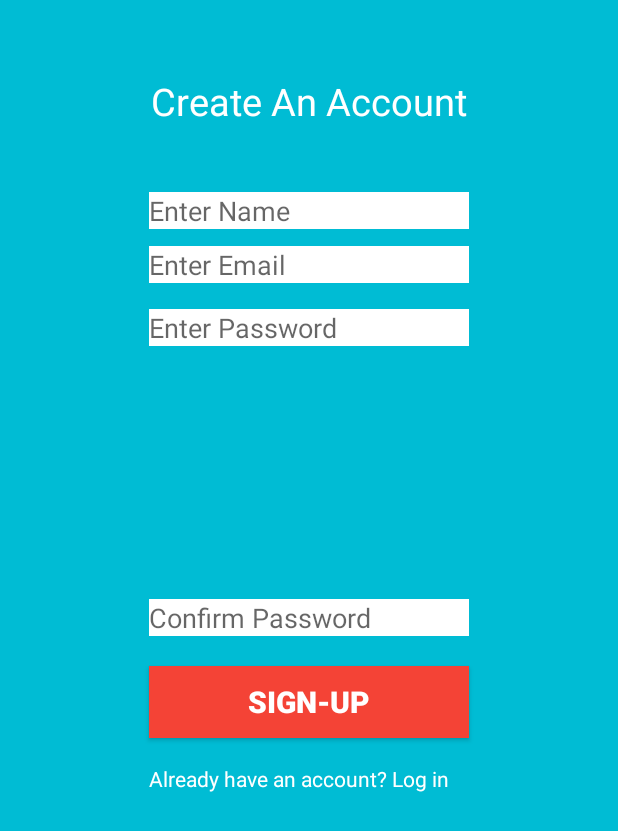
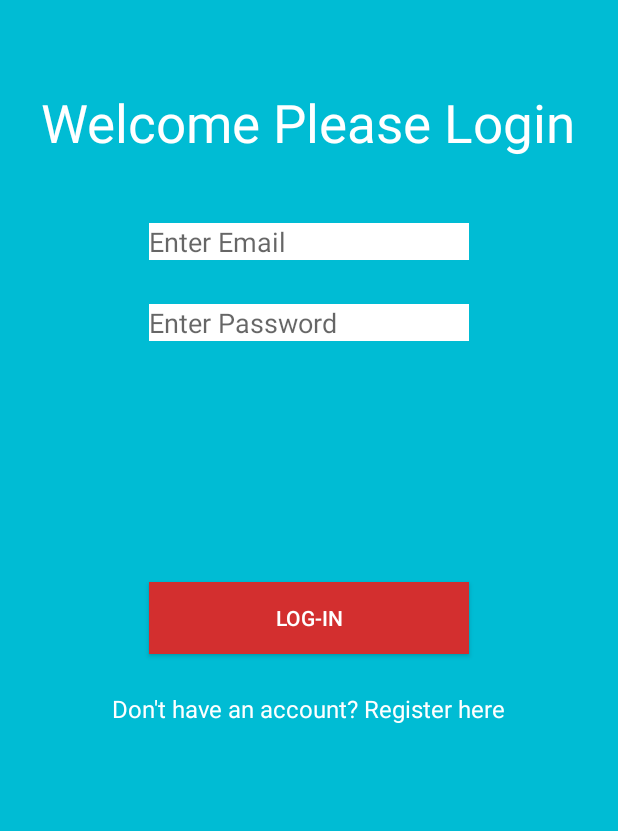
Before and after one commit to andrewfishersb/Stockipy-Android-App, an Android app: the screen it shows after launch (CreateAccountActivity before the commit, LoginActivity after it), on a phone screen of 412 x 824 dp. Shown: the top 831 px of the screen. Run offline under Robolectric (Android 15) with nearby library versions, the phone set to English and light mode, and no system bars; our stand-ins replace ButterKnife.

Commit message:
create login page, link login page to create an account page

```diff
--- a/app/src/main/AndroidManifest.xml
+++ b/app/src/main/AndroidManifest.xml
@@ -11,7 +11,6 @@
         android:supportsRtl="true"
         android:theme="@style/AppTheme">
         <activity android:name=".ui.MainActivity">
-
         </activity>
         <activity
             android:name=".ui.kitchen.KitchenActivity"
@@ -20,9 +19,9 @@
                 android:name="android.support.PARENT_ACTIVITY"
                 android:value="fisher.andrew.stockipy.ui.MainActivity"/>
         </activity>
-        <activity android:name=".ui.recipes.RecipeActivity"
-                  android:label=""
-                  >
+        <activity
+            android:name=".ui.recipes.RecipeActivity"
+            android:label="">
             <meta-data
                 android:name="android.support.PARENT_ACTIVITY"
                 android:value="fisher.andrew.stockipy.ui.MainActivity"/>
@@ -63,15 +62,18 @@
                 android:name="android.support.PARENT_ACTIVITY"
                 android:value=".ui.recipes.RecipeActivity"/>
         </activity>
-        <activity android:name=".ui.authentication.CreateAccountActivity"
+        <activity
+            android:name=".ui.authentication.CreateAccountActivity"
+            android:theme="@style/Theme.AppCompat.Light.NoActionBar">
+
+        </activity>
+        <activity android:name=".ui.authentication.LoginActivity"
                   android:theme="@style/Theme.AppCompat.Light.NoActionBar">
-
             <intent-filter>
                 <action android:name="android.intent.action.MAIN"/>
 
                 <category android:name="android.intent.category.LAUNCHER"/>
             </intent-filter>
-
         </activity>
     </application>
 
--- a/app/src/main/java/fisher/andrew/stockipy/ui/authentication/CreateAccountActivity.java
+++ b/app/src/main/java/fisher/andrew/stockipy/ui/authentication/CreateAccountActivity.java
@@ -1,15 +1,36 @@
 package fisher.andrew.stockipy.ui.authentication;
 
+import android.content.Intent;
 import android.os.Bundle;
 import android.support.v7.app.AppCompatActivity;
+import android.view.View;
+import android.widget.Button;
+import android.widget.EditText;
 
+import butterknife.Bind;
+import butterknife.ButterKnife;
 import fisher.andrew.stockipy.R;
 
-public class CreateAccountActivity extends AppCompatActivity {
+public class CreateAccountActivity extends AppCompatActivity implements View.OnClickListener{
+    @Bind(R.id.enterEmailEditText) EditText mEnterEmailEditText;
+    @Bind(R.id.enterNameEditText) EditText mEnterNameEditText;
+    @Bind(R.id.enterPasswordEditText) EditText mPasswordEditText;
+    @Bind(R.id.confirmPasswordEditText) EditText mConfirmPasswordEditText;
+    @Bind(R.id.createAccountButton) Button mCreateAccountButton;
+    @Bind(R.id.loginTextView) EditText mLoginTextView;
+
 
     @Override
     protected void onCreate(Bundle savedInstanceState) {
         super.onCreate(savedInstanceState);
         setContentView(R.layout.activity_create_account);
+        ButterKnife.bind(this);
+    }
+
+    @Override
+    public void onClick(View v){
+        if(v==mLoginTextView){
+            Intent intent = new Intent()
+        }
     }
 }
--- /dev/null
+++ b/app/src/main/java/fisher/andrew/stockipy/ui/authentication/LoginActivity.java
@@ -0,0 +1,32 @@
+package fisher.andrew.stockipy.ui.authentication;
+
+import android.content.Intent;
+import android.os.Bundle;
+import android.support.v7.app.AppCompatActivity;
+import android.view.View;
+import android.widget.TextView;
+
+import butterknife.Bind;
+import butterknife.ButterKnife;
+import fisher.andrew.stockipy.R;
+
+public class LoginActivity extends AppCompatActivity implements View.OnClickListener{
+    @Bind(R.id.registerTextView) TextView mRegisterTextView;
+
+    @Override
+    protected void onCreate(Bundle savedInstanceState) {
+        super.onCreate(savedInstanceState);
+        setContentView(R.layout.activity_login);
+        ButterKnife.bind(this);
+        mRegisterTextView.setOnClickListener(this);
+    }
+
+    @Override
+    public void onClick(View v){
+        if(v == mRegisterTextView){
+            Intent intent = new Intent(LoginActivity.this, CreateAccountActivity.class);
+            startActivity(intent);
+            finish();
+        }
+    }
+}
--- /dev/null
+++ b/app/src/main/res/layout/activity_login.xml
@@ -0,0 +1,77 @@
+<?xml version="1.0" encoding="utf-8"?>
+<RelativeLayout
+    android:id="@+id/activity_login"
+    xmlns:android="http://schemas.android.com/apk/res/android"
+    xmlns:tools="http://schemas.android.com/tools"
+    android:layout_width="match_parent"
+    android:layout_height="match_parent"
+    android:paddingBottom="@dimen/activity_vertical_margin"
+    android:paddingLeft="@dimen/activity_horizontal_margin"
+    android:paddingRight="@dimen/activity_horizontal_margin"
+    android:paddingTop="@dimen/activity_vertical_margin"
+    tools:context="fisher.andrew.stockipy.ui.authentication.LoginActivity"
+    android:background="@color/colorAccent">
+
+    <TextView
+        android:text="Welcome Please Login"
+        android:layout_width="wrap_content"
+        android:layout_height="wrap_content"
+        android:layout_alignParentTop="true"
+        android:layout_centerHorizontal="true"
+        android:layout_marginTop="42dp"
+        android:id="@+id/welcomeHeaderTextView"
+        android:textSize="35sp"
+        android:textColor="@color/colorTextIcons"/>
+
+    <EditText
+        android:layout_width="wrap_content"
+        android:layout_height="wrap_content"
+        android:inputType="textEmailAddress"
+        android:ems="10"
+        android:layout_below="@+id/welcomeHeaderTextView"
+        android:layout_centerHorizontal="true"
+        android:layout_marginTop="43dp"
+        android:id="@+id/loginEmailEditText"
+        android:hint="Enter Email"
+        android:background="@color/colorTextIcons"
+        android:textColor="@android:color/black"/>
+
+    <EditText
+        android:layout_width="wrap_content"
+        android:layout_height="wrap_content"
+        android:inputType="textPassword"
+        android:ems="10"
+        android:layout_below="@+id/loginEmailEditText"
+        android:layout_marginTop="29dp"
+        android:id="@+id/passwordLoginEditText"
+        android:hint="Enter Password"
+        android:background="@color/colorTextIcons"
+        android:layout_alignRight="@+id/loginEmailEditText"
+        android:layout_alignEnd="@+id/loginEmailEditText"/>
+
+    <Button
+        android:text="Log-In"
+        android:layout_width="wrap_content"
+        android:layout_height="wrap_content"
+        android:id="@+id/loginButton"
+        android:elevation="24dp"
+        android:layout_centerVertical="true"
+        android:layout_alignLeft="@+id/passwordLoginEditText"
+        android:layout_alignStart="@+id/passwordLoginEditText"
+        android:layout_alignRight="@+id/passwordLoginEditText"
+        android:layout_alignEnd="@+id/passwordLoginEditText"
+        android:textColor="@color/colorTextIcons"
+        android:background="@color/colorPrimaryDark"/>
+
+    <TextView
+        android:text="Don't have an account? Register here"
+        android:layout_width="wrap_content"
+        android:layout_height="wrap_content"
+        android:layout_marginTop="25dp"
+        android:id="@+id/registerTextView"
+        android:textColor="@color/colorTextIcons"
+        android:textSize="16sp"
+        android:layout_below="@+id/loginButton"
+        android:layout_centerHorizontal="true"/>
+
+</RelativeLayout>
```
